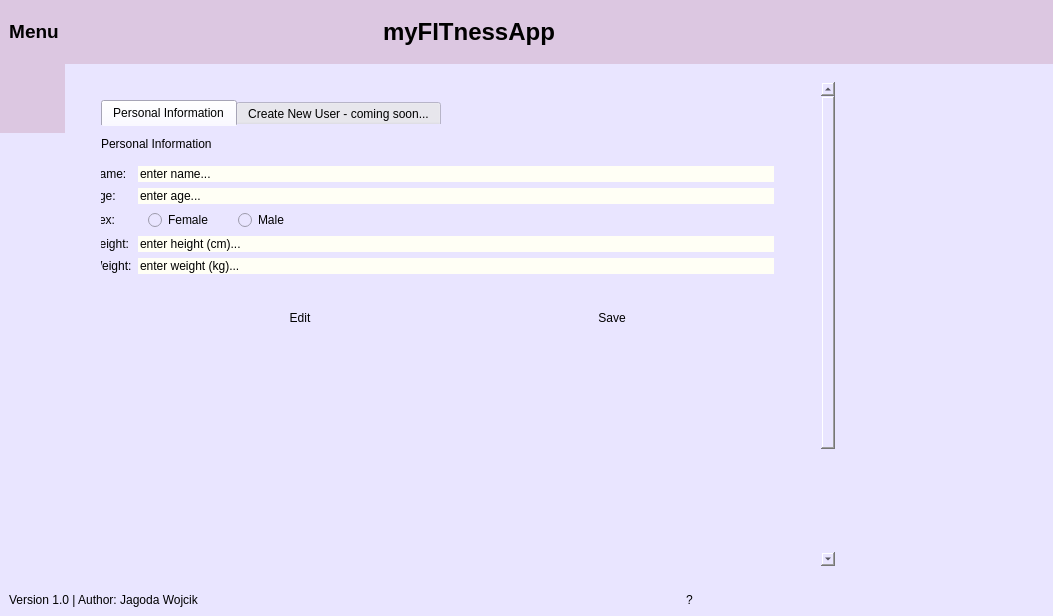
Above: ui.ui from jagodawojcik/fitness-app before the change. Below: the same form after it.
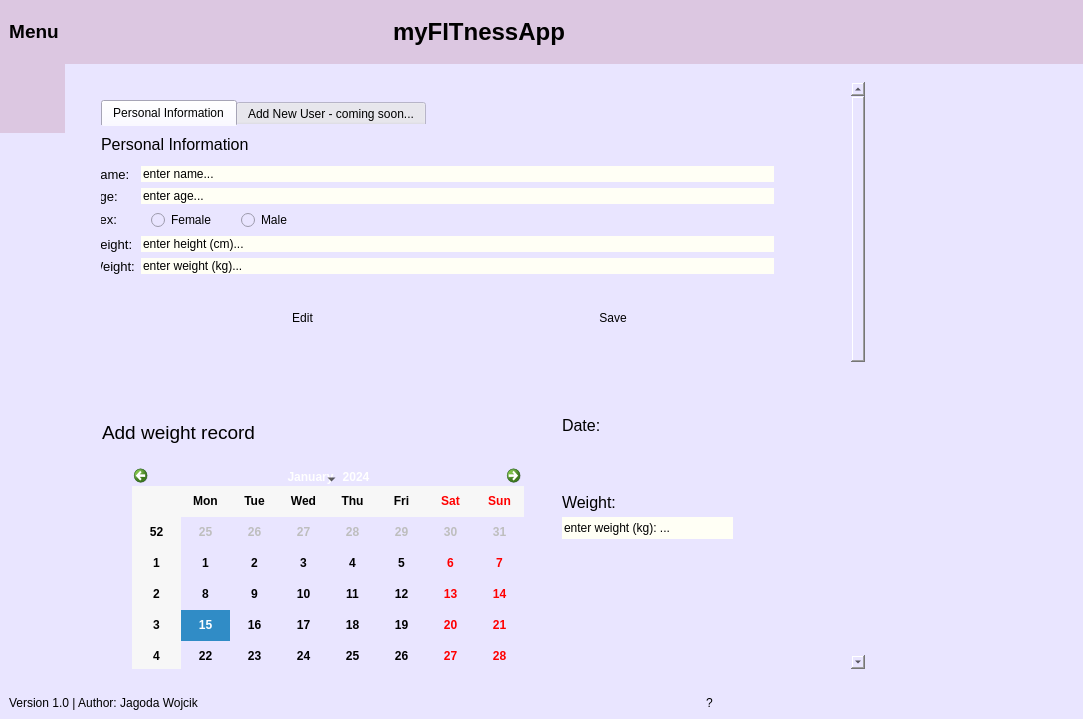
That is the form after the change. Icons and pictures are not drawn.

Commit message: matplotlib widget added

What changed in the file:
```diff
--- a/ui.ui
+++ b/ui.ui
@@ -6,8 +6,8 @@
    <rect>
     <x>0</x>
     <y>0</y>
-    <width>1053</width>
-    <height>616</height>
+    <width>1083</width>
+    <height>719</height>
    </rect>
   </property>
   <property name="windowTitle">
@@ -435,8 +435,8 @@
                   <rect>
                    <x>0</x>
                    <y>0</y>
-                   <width>727</width>
-                   <height>629</height>
+                   <width>753</width>
+                   <height>1236</height>
                   </rect>
                  </property>
                  <layout class="QVBoxLayout" name="verticalLayout_3">
@@ -460,7 +460,7 @@
                        <property name="minimumSize">
                         <size>
                          <width>0</width>
-                         <height>1000</height>
+                         <height>700</height>
                         </size>
                        </property>
                        <property name="frameShape">
@@ -500,6 +500,11 @@
                             <height>16</height>
                            </rect>
                           </property>
+                          <property name="font">
+                           <font>
+                            <pointsize>12</pointsize>
+                           </font>
+                          </property>
                           <property name="text">
                            <string>Personal Information</string>
                           </property>
@@ -516,6 +521,11 @@
                           <layout class="QGridLayout" name="gridLayout_3">
                            <item row="1" column="0">
                             <widget class="QLabel" name="age_label">
+                             <property name="font">
+                              <font>
+                               <pointsize>10</pointsize>
+                              </font>
+                             </property>
                              <property name="text">
                               <string>Age:</string>
                              </property>
@@ -548,6 +558,11 @@
                              <layout class="QHBoxLayout" name="horizontalLayout_9">
                               <item>
                                <widget class="QPushButton" name="pushButton">
+                                <property name="font">
+                                 <font>
+                                  <pointsize>9</pointsize>
+                                 </font>
+                                </property>
                                 <property name="text">
                                  <string>Edit</string>
                                 </property>
@@ -555,6 +570,11 @@
                               </item>
                               <item>
                                <widget class="QPushButton" name="pushButton_2">
+                                <property name="font">
+                                 <font>
+                                  <pointsize>9</pointsize>
+                                 </font>
+                                </property>
                                 <property name="styleSheet">
                                  <string notr="true"/>
                                 </property>
@@ -568,6 +588,11 @@
                            </item>
                            <item row="0" column="0">
                             <widget class="QLabel" name="name_line_2">
+                             <property name="font">
+                              <font>
+                               <pointsize>10</pointsize>
+                              </font>
+                             </property>
                              <property name="text">
                               <string>Name:</string>
                              </property>
@@ -575,6 +600,11 @@
                            </item>
                            <item row="6" column="0">
                             <widget class="QLabel" name="weight_label">
+                             <property name="font">
+                              <font>
+                               <pointsize>10</pointsize>
+                              </font>
+                             </property>
                              <property name="text">
                               <string>Weight:</string>
                              </property>
@@ -614,6 +644,11 @@
                                <height>13</height>
                               </size>
                              </property>
+                             <property name="font">
+                              <font>
+                               <pointsize>10</pointsize>
+                              </font>
+                             </property>
                              <property name="text">
                               <string>Sex:</string>
                              </property>
@@ -621,6 +656,11 @@
                            </item>
                            <item row="3" column="0">
                             <widget class="QLabel" name="height_label">
+                             <property name="font">
+                              <font>
+                               <pointsize>10</pointsize>
+                              </font>
+                             </property>
                              <property name="text">
                               <string>Height:</string>
                              </property>
@@ -722,7 +762,7 @@
                         </widget>
                         <widget class="QWidget" name="tab_2">
                          <attribute name="title">
-                          <string>Create New User - coming soon...</string>
+                          <string>Add New User - coming soon...</string>
                          </attribute>
                         </widget>
                        </widget>
@@ -735,8 +775,8 @@
                    <widget class="QFrame" name="frame_6">
                     <property name="minimumSize">
                      <size>
-                      <width>100</width>
-                      <height>300</height>
+                      <width>20</width>
+                      <height>400</height>
                      </size>
                     </property>
                     <property name="frameShape">
@@ -745,6 +785,356 @@
                     <property name="frameShadow">
                      <enum>QFrame::Raised</enum>
                     </property>
+                    <widget class="QCalendarWidget" name="calendarWidget">
+                     <property name="geometry">
+                      <rect>
+                       <x>40</x>
+                       <y>70</y>
+                       <width>392</width>
+                       <height>236</height>
+                      </rect>
+                     </property>
+                     <property name="palette">
+                      <palette>
+                       <active>
+                        <colorrole role="Button">
+                         <brush brushstyle="SolidPattern">
+                          <color alpha="255">
+                           <red>233</red>
+                           <green>229</green>
+                           <blue>255</blue>
+                          </color>
+                         </brush>
+                        </colorrole>
+                        <colorrole role="Light">
+                         <brush brushstyle="SolidPattern">
+                          <color alpha="255">
+                           <red>0</red>
+                           <green>0</green>
+                           <blue>0</blue>
+                          </color>
+                         </brush>
+                        </colorrole>
+                        <colorrole role="BrightText">
+                         <brush brushstyle="SolidPattern">
+                          <color alpha="255">
+                           <red>0</red>
+                           <green>0</green>
+                           <blue>0</blue>
+                          </color>
+                         </brush>
+                        </colorrole>
+                        <colorrole role="Base">
+                         <brush brushstyle="SolidPattern">
+                          <color alpha="255">
+                           <red>233</red>
+                           <green>229</green>
+                           <blue>255</blue>
+                          </color>
+                         </brush>
+                        </colorrole>
+                        <colorrole role="Window">
+                         <brush brushstyle="SolidPattern">
+                          <color alpha="255">
+                           <red>233</red>
+                           <green>229</green>
+                           <blue>255</blue>
+                          </color>
+                         </brush>
+                        </colorrole>
+                        <colorrole role="HighlightedText">
+                         <brush brushstyle="SolidPattern">
+                          <color alpha="255">
+                           <red>0</red>
+                           <green>0</green>
+                           <blue>0</blue>
+                          </color>
+                         </brush>
+                        </colorrole>
+                       </active>
+                       <inactive>
+                        <colorrole role="Button">
+                         <brush brushstyle="SolidPattern">
+                          <color alpha="255">
+                           <red>233</red>
+                           <green>229</green>
+                           <blue>255</blue>
+                          </color>
+                         </brush>
+                        </colorrole>
+                        <colorrole role="Light">
+                         <brush brushstyle="SolidPattern">
+                          <color alpha="255">
+                           <red>0</red>
+                           <green>0</green>
+                           <blue>0</blue>
+                          </color>
+                         </brush>
+                        </colorrole>
+                        <colorrole role="BrightText">
+                         <brush brushstyle="SolidPattern">
+                          <color alpha="255">
+                           <red>0</red>
+                           <green>0</green>
+                           <blue>0</blue>
+                          </color>
+                         </brush>
+                        </colorrole>
+                        <colorrole role="Base">
+                         <brush brushstyle="SolidPattern">
+                          <color alpha="255">
+                           <red>233</red>
+                           <green>229</green>
+                           <blue>255</blue>
+                          </color>
+                         </brush>
+                        </colorrole>
+                        <colorrole role="Window">
+                         <brush brushstyle="SolidPattern">
+                          <color alpha="255">
+                           <red>233</red>
+                           <green>229</green>
+                           <blue>255</blue>
+                          </color>
+                         </brush>
+                        </colorrole>
+                        <colorrole role="HighlightedText">
+                         <brush brushstyle="SolidPattern">
+                          <color alpha="255">
+                           <red>0</red>
+                           <green>0</green>
+                           <blue>0</blue>
+                          </color>
+                         </brush>
+                        </colorrole>
+                       </inactive>
+                       <disabled>
+                        <colorrole role="Button">
+                         <brush brushstyle="SolidPattern">
+                          <color alpha="255">
+                           <red>233</red>
+                           <green>229</green>
+                           <blue>255</blue>
+                          </color>
+                         </brush>
+                        </colorrole>
+                        <colorrole role="Light">
+                         <brush brushstyle="SolidPattern">
+                          <color alpha="255">
+                           <red>0</red>
+                           <green>0</green>
+                           <blue>0</blue>
+                          </color>
+                         </brush>
+                        </colorrole>
+                        <colorrole role="BrightText">
+                         <brush brushstyle="SolidPattern">
+                          <color alpha="255">
+                           <red>0</red>
+                           <green>0</green>
+                           <blue>0</blue>
+                          </color>
+                         </brush>
+                        </colorrole>
+                        <colorrole role="Base">
+                         <brush brushstyle="SolidPattern">
+                          <color alpha="255">
+                           <red>233</red>
+                           <green>229</green>
+                           <blue>255</blue>
+                          </color>
+                         </brush>
+                        </colorrole>
+                        <colorrole role="Window">
+                         <brush brushstyle="SolidPattern">
+                          <color alpha="255">
+                           <red>233</red>
+                           <green>229</green>
+                           <blue>255</blue>
+                          </color>
+                         </brush>
+                        </colorrole>
+                        <colorrole role="HighlightedText">
+                         <brush brushstyle="SolidPattern">
+                          <color alpha="255">
+                           <red>0</red>
+                           <green>0</green>
+                           <blue>0</blue>
+                          </color>
+                         </brush>
+                        </colorrole>
+                       </disabled>
+                      </palette>
+                     </property>
+                     <property name="font">
+                      <font>
+                       <weight>75</weight>
+                       <bold>true</bold>
+                      </font>
+                     </property>
+                     <property name="focusPolicy">
+                      <enum>Qt::WheelFocus</enum>
+                     </property>
+                    </widget>
+                    <widget class="QLabel" name="add_weight_label">
+                     <property name="geometry">
+                      <rect>
+                       <x>10</x>
+                       <y>20</y>
+                       <width>251</width>
+                       <height>31</height>
+                      </rect>
+                     </property>
+                     <property name="font">
+                      <font>
+                       <pointsize>14</pointsize>
+                      </font>
+                     </property>
+                     <property name="text">
+                      <string>Add weight record</string>
+                     </property>
+                    </widget>
+                    <widget class="QLabel" name="date_label">
+                     <property name="geometry">
+                      <rect>
+                       <x>470</x>
+                       <y>20</y>
+                       <width>55</width>
+                       <height>16</height>
+                      </rect>
+                     </property>
+                     <property name="font">
+                      <font>
+                       <pointsize>12</pointsize>
+                      </font>
+                     </property>
+                     <property name="text">
+                      <string>Date:</string>
+                     </property>
+                    </widget>
+                    <widget class="QLabel" name="weight_label_2">
+                     <property name="geometry">
+                      <rect>
+                       <x>470</x>
+                       <y>90</y>
+                       <width>81</width>
+                       <height>31</height>
+                      </rect>
+                     </property>
+                     <property name="font">
+                      <font>
+                       <pointsize>12</pointsize>
+                      </font>
+                     </property>
+                     <property name="text">
+                      <string>Weight:</string>
+                     </property>
+                    </widget>
+                    <widget class="QLabel" name="display_date_label">
+                     <property name="geometry">
+                      <rect>
+                       <x>470</x>
+                       <y>50</y>
+                       <width>55</width>
+                       <height>16</height>
+                      </rect>
+                     </property>
+                     <property name="text">
+                      <string/>
+                     </property>
+                    </widget>
+                    <widget class="QLineEdit" name="add_weight_textEdit">
+                     <property name="geometry">
+                      <rect>
+                       <x>470</x>
+                       <y>120</y>
+                       <width>171</width>
+                       <height>22</height>
+                      </rect>
+                     </property>
+                     <property name="styleSheet">
+                      <string notr="true">background-color: rgb(255, 255, 245)</string>
+                     </property>
+                     <property name="text">
+                      <string>enter weight (kg): ...</string>
+                     </property>
+                    </widget>
+                    <widget class="QTableView" name="weight_table_view">
+                     <property name="geometry">
+                      <rect>
+                       <x>440</x>
+                       <y>170</y>
+                       <width>256</width>
+                       <height>192</height>
+                      </rect>
+                     </property>
+                    </widget>
+                    <widget class="QPushButton" name="add_weight_btn">
+                     <property name="geometry">
+                      <rect>
+                       <x>70</x>
+                       <y>340</y>
+                       <width>93</width>
+                       <height>28</height>
+                      </rect>
+                     </property>
+                     <property name="text">
+                      <string>Add</string>
+                     </property>
+                    </widget>
+                    <widget class="QPushButton" name="remove_weight_btn">
+                     <property name="geometry">
+                      <rect>
+                       <x>250</x>
+                       <y>340</y>
+                       <width>93</width>
+                       <height>28</height>
+                      </rect>
+                     </property>
+                     <property name="text">
+                      <string>Remove</string>
+                     </property>
+                    </widget>
+                   </widget>
+                  </item>
+                  <item>
+                   <widget class="QFrame" name="weight_chart_main_frame">
+                    <property name="minimumSize">
+                     <size>
+                      <width>0</width>
+                      <height>500</height>
+                     </size>
+                    </property>
+                    <property name="frameShape">
+                     <enum>QFrame::StyledPanel</enum>
+                    </property>
+                    <property name="frameShadow">
+                     <enum>QFrame::Raised</enum>
+                    </property>
+                    <layout class="QVBoxLayout" name="verticalLayout_6">
+                     <item alignment="Qt::AlignTop">
+                      <widget class="QLabel" name="weight_chart_label">
+                       <property name="font">
+                        <font>
+                         <pointsize>14</pointsize>
+                        </font>
+                       </property>
+                       <property name="text">
+                        <string>Weight chart</string>
+                       </property>
+                      </widget>
+                     </item>
+                     <item>
+                      <widget class="QFrame" name="weight_plot_space">
+                       <property name="frameShape">
+                        <enum>QFrame::StyledPanel</enum>
+                       </property>
+                       <property name="frameShadow">
+                        <enum>QFrame::Raised</enum>
+                       </property>
+                      </widget>
+                     </item>
+                    </layout>
                    </widget>
                   </item>
                  </layout>
```
Left out of the diff: 6 changed lines with no effect on the pictures. The commit also changes 3 other files.
